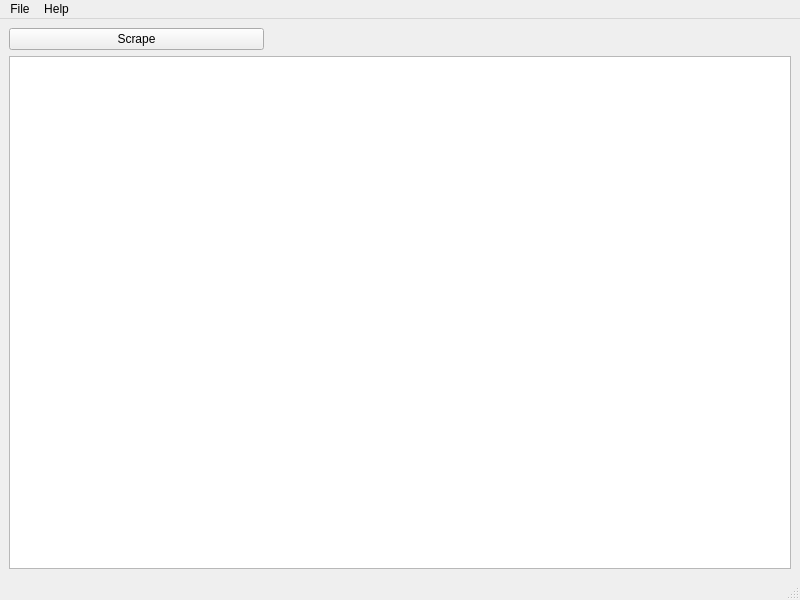
Above: src/controller/ui/mainwindow.ui from John-Dilla/imdbScraper before the change. Below: the same form after it.
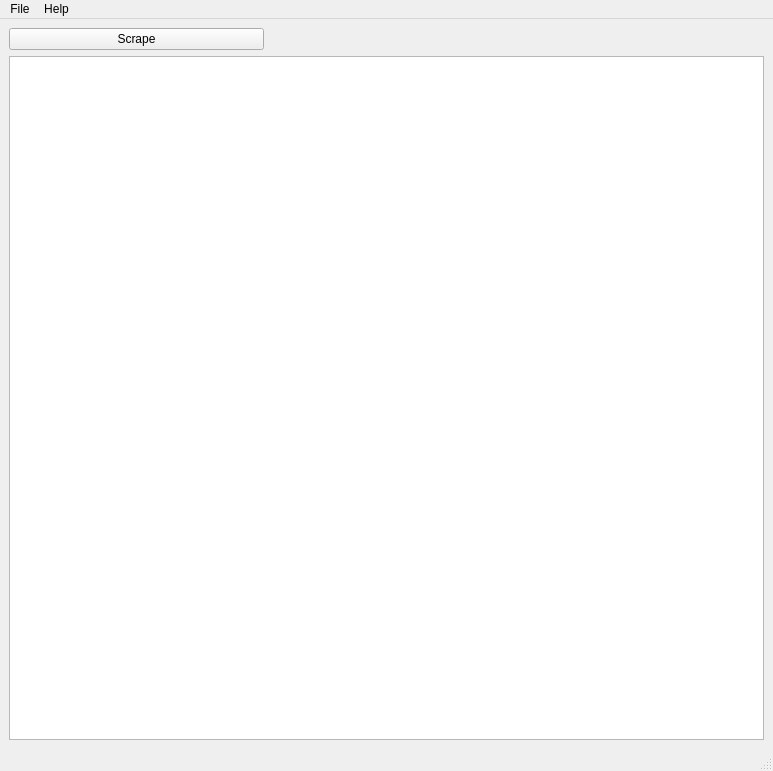
That is the form after the change.

```diff
--- a/src/controller/ui/mainwindow.ui
+++ b/src/controller/ui/mainwindow.ui
@@ -6,10 +6,16 @@
    <rect>
     <x>0</x>
     <y>0</y>
-    <width>800</width>
-    <height>600</height>
+    <width>773</width>
+    <height>771</height>
    </rect>
   </property>
+  <property name="minimumSize">
+   <size>
+    <width>773</width>
+    <height>0</height>
+   </size>
+  </property>
   <property name="windowTitle">
    <string>MainWindow</string>
   </property>
@@ -45,7 +51,7 @@
     <rect>
      <x>0</x>
      <y>0</y>
-     <width>800</width>
+     <width>773</width>
      <height>24</height>
     </rect>
    </property>
```
